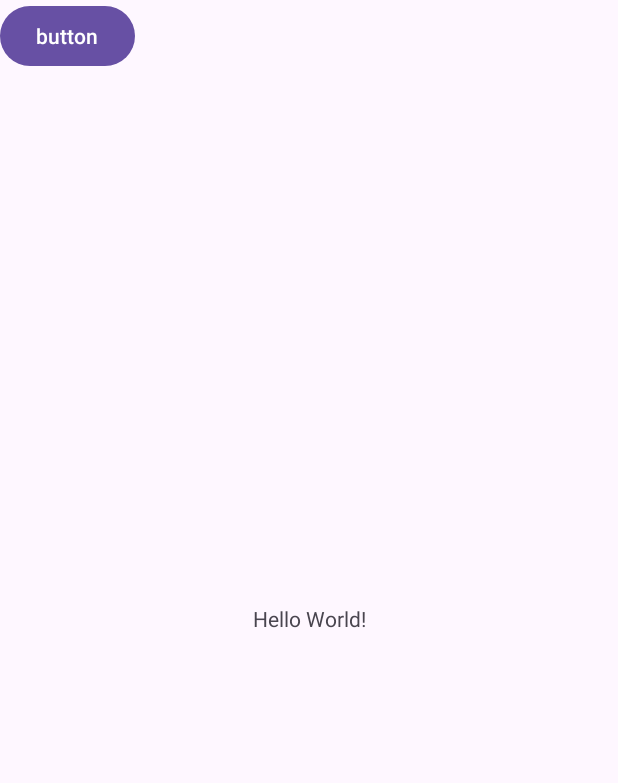
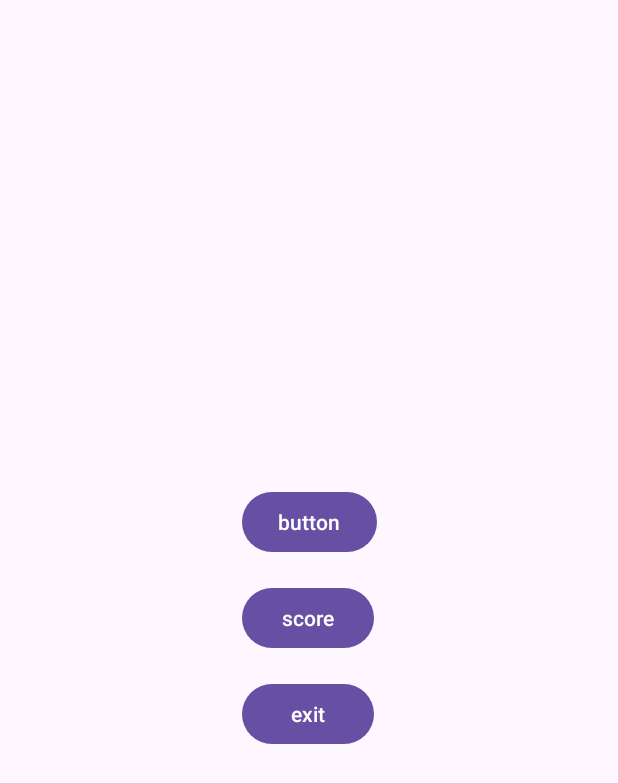
Before and after one commit to hk2281/quiz_app, an Android app: the screen it shows after launch (MainActivity), on a phone screen of 412 x 824 dp. Shown: the top 783 px of the screen. Run offline under Robolectric (Android 15) with nearby library versions, the phone set to English and light mode, and no system bars.

```diff
--- a/app/src/main/java/com/example/myapplication/MainActivity.java
+++ b/app/src/main/java/com/example/myapplication/MainActivity.java
@@ -32,12 +32,13 @@ public class MainActivity extends AppCompatActivity {
         });
     }
     @Override
-    protected void onRestart(){
-        super.onRestart();
+    protected void onResume(){
+        super.onResume();
         sharedPrefs = getSharedPreferences("storage", Context.MODE_PRIVATE);
 
 //        NameDataHolder getName = new NameDataHolder();
         Log.d("fa", sharedPrefs.getString("name",""));
+        Log.d("fa",String.valueOf(sharedPrefs.getInt("score", 0)));
     }
 
     public void openActivitiTwo(){
--- a/app/src/main/res/layout/activity_main.xml
+++ b/app/src/main/res/layout/activity_main.xml
@@ -6,21 +6,50 @@
     android:layout_height="match_parent"
     tools:context=".MainActivity">
 
-    <TextView
+    <LinearLayout
         android:layout_width="wrap_content"
         android:layout_height="wrap_content"
-        android:text="Hello World!"
+        android:orientation="vertical"
         app:layout_constraintBottom_toBottomOf="parent"
         app:layout_constraintEnd_toEndOf="parent"
         app:layout_constraintStart_toStartOf="parent"
-        app:layout_constraintTop_toTopOf="parent" />
+        app:layout_constraintTop_toTopOf="parent">
 
-   <Button
-       android:id="@+id/button"
-       android:layout_width="wrap_content"
-       android:layout_height="wrap_content"
-       android:text="button"
-       app:layout_constraintStart_toStartOf="parent"
-       app:layout_constraintTop_toTopOf="parent"/>
+        <Button
+            android:id="@+id/button"
+            android:layout_width="wrap_content"
+            android:layout_height="wrap_content"
+            android:text="button"
+            app:layout_constraintBottom_toBottomOf="parent"
+            app:layout_constraintEnd_toEndOf="parent"
+            app:layout_constraintStart_toStartOf="parent"
+            app:layout_constraintTop_toTopOf="parent" />
+
+        <Button
+            android:id="@+id/score"
+            android:layout_width="wrap_content"
+            android:layout_height="wrap_content"
+            android:text="score"
+            app:layout_constraintStart_toStartOf="@id/button"
+            app:layout_constraintTop_toTopOf="@id/button"
+            app:layout_constraintEnd_toEndOf="@id/button"
+            app:layout_constraintBottom_toBottomOf="parent"
+            android:layout_marginTop="16dp"/>
+
+        <Button
+            android:id="@+id/exit"
+            android:layout_width="wrap_content"
+            android:layout_height="wrap_content"
+            android:text="exit"
+            app:layout_constraintStart_toStartOf="@id/button"
+            app:layout_constraintTop_toTopOf="@id/button"
+            app:layout_constraintEnd_toEndOf="@id/button"
+            app:layout_constraintBottom_toBottomOf="parent"
+            android:layout_marginTop="16dp"/>
+        <!--ImageView, TextView, ButtonView etc.-->
+
+    </LinearLayout>
+
+
 
 </androidx.constraintlayout.widget.ConstraintLayout>
```
Also changed, not shown: app/src/main/java/com/example/myapplication/MainActivity2.java (+50 -14 lines), app/src/main/java/com/example/myapplication/WinScreen.java (added, +52 -0 lines), app/src/main/res/layout/fragment_win_screen.xml (added, +14 -0 lines).
